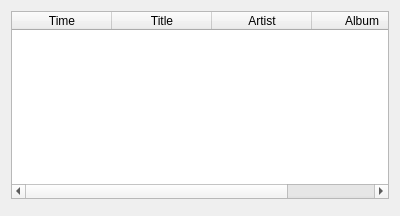
Qt form Form/DialogLastPlays.ui (isuhao/TMediaPlayer) before a commit.
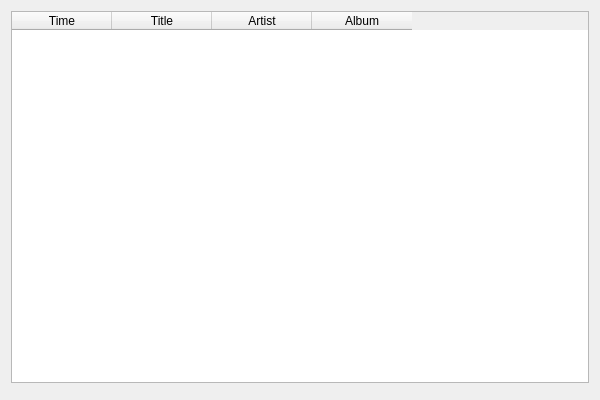
The same form after that commit.

Patch:
```diff
--- a/Form/DialogLastPlays.ui
+++ b/Form/DialogLastPlays.ui
@@ -6,8 +6,8 @@
    <rect>
     <x>0</x>
     <y>0</y>
-    <width>400</width>
-    <height>216</height>
+    <width>600</width>
+    <height>400</height>
    </rect>
   </property>
   <property name="minimumSize">
@@ -29,7 +29,7 @@
       <enum>QAbstractItemView::SelectRows</enum>
      </property>
      <attribute name="horizontalHeaderMinimumSectionSize">
-      <number>30</number>
+      <number>50</number>
      </attribute>
      <attribute name="verticalHeaderVisible">
       <bool>false</bool>
```
